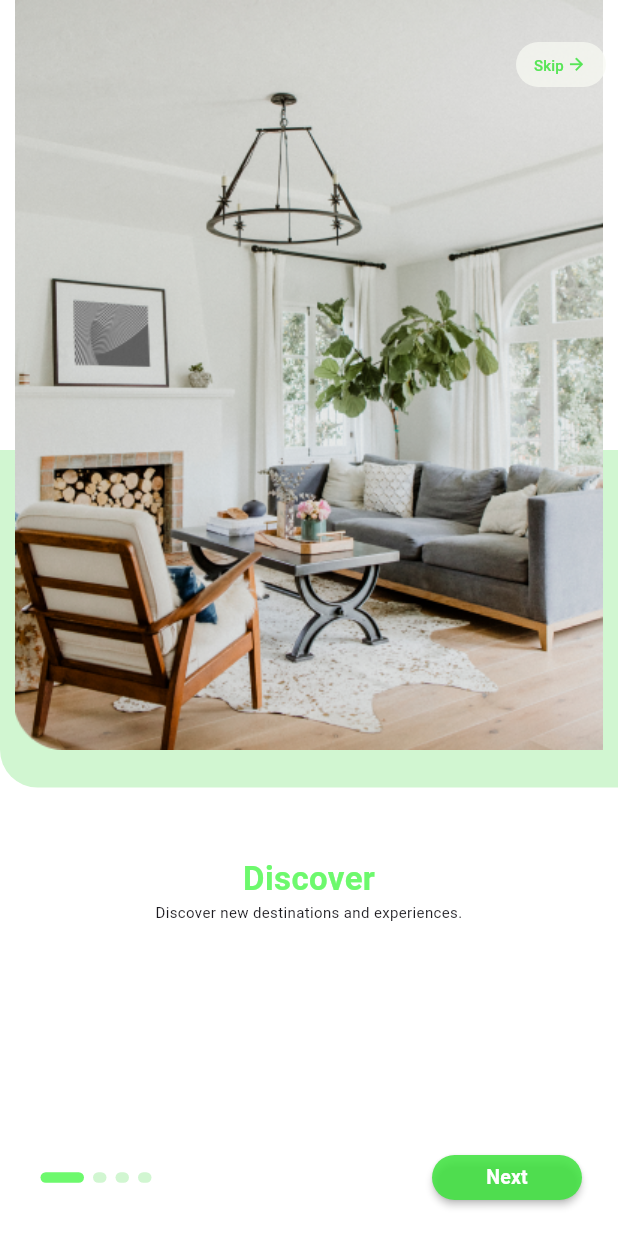
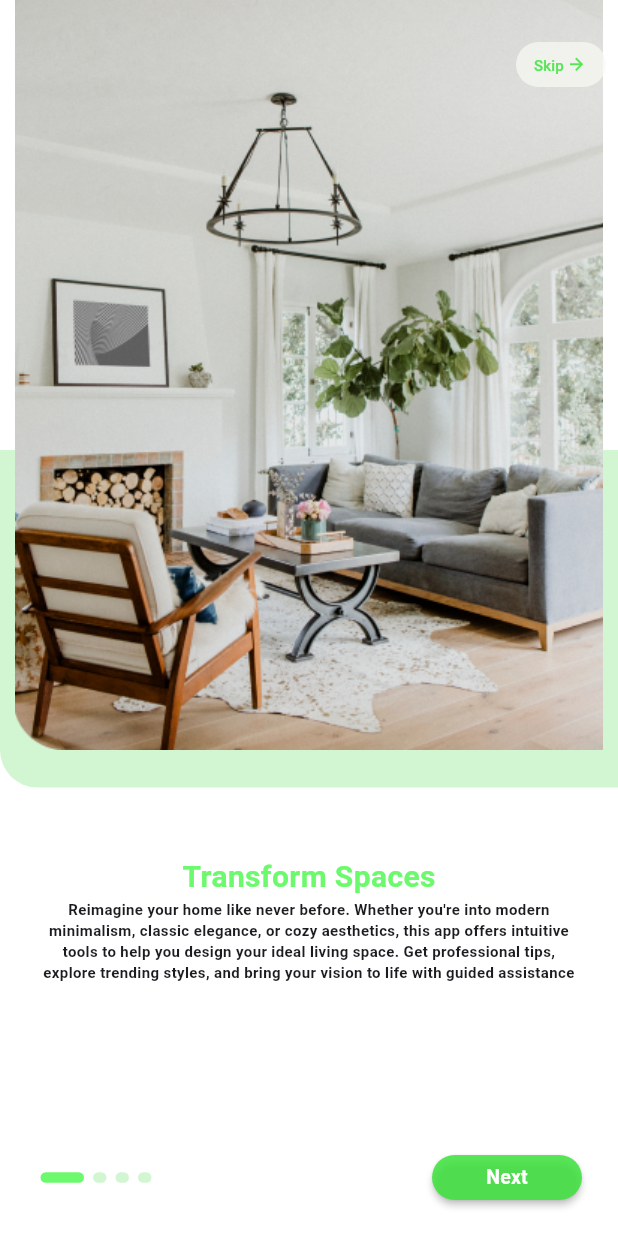
Before and after one commit to AJFX-01/joefloxy, a Flutter app: the screen it shows after launch, on a phone screen of 412 x 824 dp. Run offline on Flutter 3.47's test engine with Material 3 defaults, Android fonts, the phone set to English and light mode, and no system bars.

```diff
--- a/lib/screens/onboarding.dart
+++ b/lib/screens/onboarding.dart
@@ -127,7 +127,7 @@ class _OnboardingState extends State<Onboarding> {
                       Text(
                         steps[currentStep]["title"],
                         style: TextStyle(
-                            fontSize: 22,
+                            fontSize: 20,
                             fontWeight: FontWeight.bold,
                             color: AppColor.secondaryColorLight),
                       ),
@@ -135,6 +135,7 @@ class _OnboardingState extends State<Onboarding> {
                         steps[currentStep]["description"],
                         style: const TextStyle(
                           fontSize: 10,
+                          fontWeight: FontWeight.w600,
                         ),
                         textAlign: TextAlign.center,
                       ),
--- a/lib/utils/constant_utils.dart
+++ b/lib/utils/constant_utils.dart
@@ -12,26 +12,26 @@ class AppColor {
 
 const onboarding = [
   {
-    "title": 'Discover',
-    "description": 'Discover new destinations and experiences.',
+    "title": 'Transform Spaces',
+    "description": 'Reimagine your home like never before. Whether you\'re into modern minimalism, classic elegance, or cozy aesthetics, this app offers intuitive tools to help you design your ideal living space. Get professional tips, explore trending styles, and bring your vision to life with guided assistance',
     "image": 'assets/images/onboard1.png',
     "buttontext": 'Next'
   },
   {
-    "title": 'Book',
-    "description": 'Book your travel plans and save time.',
+    "title": 'Design Your Dream Space',
+    "description": 'Say goodbye to overwhelming design decisions. Our app simplifies interior decorating by letting you explore curated design ideas, mix and match furniture, and plan layouts effortlessly. From quick makeovers to complete transformations, creating your dream home has never been this seamless',
     "image": 'assets/images/onboard.png',
     "buttontext": 'Next'
   },
   {
-    "title": 'Connect',
-    "description": 'Connect with other travelers and share your experiences.',
+    "title": 'Your Home, Your Canvas',
+    "description": 'Turn your living space into a masterpiece with interactive features that put you in control. Visualize your ideas in real-time, adjust layouts, swap furniture, and experiment with colors—all with just a few taps. Share your designs, get feedback, and refine your perfect space without boundaries.',
     "image": 'assets/images/onboard2.png',
     "buttontext": 'Next'
   },
   {
-    "title": 'Enjoy',
-    "description": 'Enjoy your trip and leave a lasting impression.',
+    "title": 'Virtual Decor at Your Fingertips',
+    "description": 'Take the guesswork out of home decorating. Use our cutting-edge AR tools to preview furniture, color schemes, and layouts directly in your room. See how your vision comes together before making a single purchase, ensuring every choice is perfect for your space.',
     "image": 'assets/images/onboard3.png',
     "buttontext": 'Get Started'
   }
```
